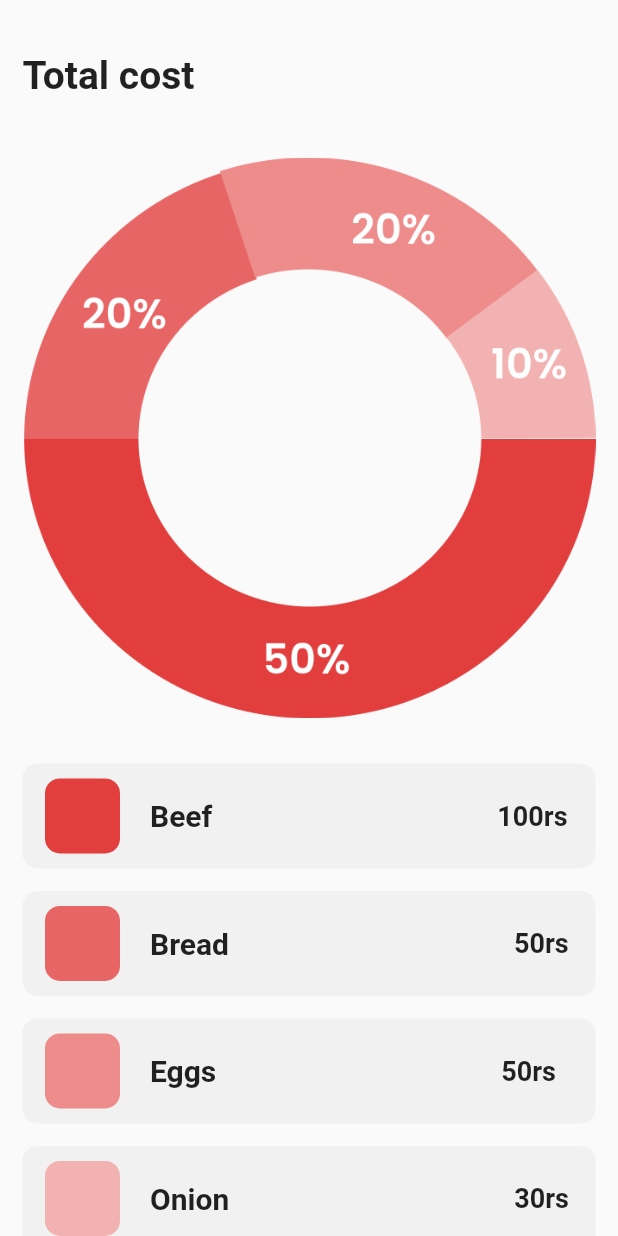
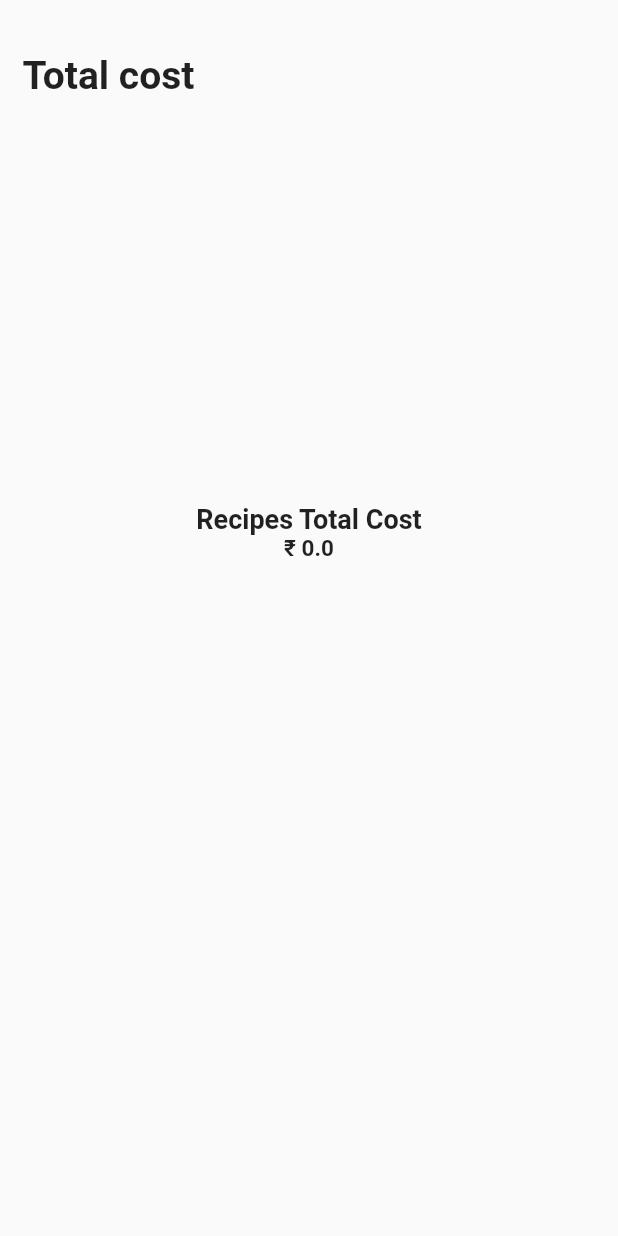
Before and after one commit to jassimpt/recipe_book, a Flutter app: the TotalCost screen opened directly, on a phone screen of 412 x 824 dp. Run offline on Flutter 3.47's test engine with Material 2 defaults, Android fonts, the phone set to English and light mode, and no system bars; drawn by our look-alikes of fl_chart; our stand-ins replace awesome_snackbar_content, dot_navigation_bar, dotted_border, hive, hive_flutter, image_picker and 2 more; accounts and stored records are empty.

Commit message:
completed chart and notifications project done

```diff
--- a/lib/db/functions/functions.dart
+++ b/lib/db/functions/functions.dart
@@ -1,5 +1,3 @@
-import 'package:flutter/material.dart';
-
 List notifications = [];
 
 void addNotification() {
--- a/lib/helpers/colors.dart
+++ b/lib/helpers/colors.dart
@@ -1,3 +1,5 @@
+import 'dart:math';
+
 import 'package:flutter/material.dart';
 
 // my colors
@@ -5,3 +7,7 @@ const Color boxgrey = Color(0xfff1f1f1);
 const Color usernamegrey = Color.fromARGB(255, 164, 163, 163);
 const Color outline = Color(0xFFD0DBEA);
 const Color boxcolor = Color.fromARGB(255, 240, 112, 103);
+
+Color getRandomColor() {
+  return Color((Random().nextDouble() * 0xFFFFFF).toInt()).withOpacity(1.0);
+}
--- a/lib/main.dart
+++ b/lib/main.dart
@@ -20,7 +20,7 @@ class MyApp extends StatelessWidget {
 
   @override
   Widget build(BuildContext context) {
-    return MaterialApp(
+    return const MaterialApp(
       home: Onboardingpage(),
       title: 'Recipe Book',
       debugShowCheckedModeBanner: false,
--- a/lib/pages/home.dart
+++ b/lib/pages/home.dart
@@ -390,7 +390,7 @@ class _HomepageState extends State<Homepage> {
                   child: Image(
                     image: data.image != null
                         ? FileImage(File(data.image!))
-                        : const AssetImage('assets/image/food.png')
+                        : const AssetImage('assets/images/no-image.jpg')
                             as ImageProvider,
                     fit: BoxFit.cover,
                   ),
--- a/lib/pages/total_cost.dart
+++ b/lib/pages/total_cost.dart
@@ -1,20 +1,23 @@
 import 'package:flutter/material.dart';
-import 'package:recipe_book/helpers/colors.dart';
+import 'package:recipe_book/db/functions/db_functions.dart';
+import 'package:recipe_book/db/model/data_model.dart';
 
-class TotalCost extends StatelessWidget {
-  const TotalCost({super.key});
+import 'package:recipe_book/utils/chart.dart';
+
+class TotalCost extends StatefulWidget {
+  const TotalCost({
+    Key? key,
+  }) : super(key: key);
 
   @override
+  State<TotalCost> createState() => _TotalCostState();
+}
+
+class _TotalCostState extends State<TotalCost> {
+  @override
   Widget build(BuildContext context) {
-    List<Color> colors1 = [
-      const Color(0xFFe23e3e),
-      const Color(0xFFe86565),
-      const Color(0xFFee8b8b),
-      const Color(0xFFf3b2b2),
-    ];
+    List<RecipeModel> recipes = recipeListNotifier.value;
 
-    List ingredients = ['Beef', 'Bread', 'Eggs', 'Onion'];
-    List price = ['100rs', '50rs', '50rs', '30rs'];
     return Scaffold(
       body: SafeArea(
         child: SingleChildScrollView(
@@ -26,66 +29,33 @@ class TotalCost extends StatelessWidget {
                 const SizedBox(
                   height: 20,
                 ),
-                const Text('Total cost',
-                    style:
-                        TextStyle(fontSize: 26, fontWeight: FontWeight.bold)),
+                const Text(
+                  'Total cost',
+                  style: TextStyle(fontSize: 26, fontWeight: FontWeight.bold),
+                ),
                 const SizedBox(
                   height: 40,
                 ),
-                Image.asset('assets/images/chart.png'),
-                const SizedBox(
-                  height: 30,
-                ),
-                ListView.builder(
-                  itemCount: 4,
-                  shrinkWrap: true,
-                  itemBuilder: (context, index) {
-                    return Column(
+                // Add Pie Chart here
+                Stack(
+                  alignment: Alignment.center,
+                  children: [
+                    Column(
                       children: [
-                        Container(
-                          height: 70,
-                          width: MediaQuery.of(context).size.width,
-                          decoration: const BoxDecoration(
-                              color: boxgrey,
-                              borderRadius:
-                                  BorderRadius.all(Radius.circular(10))),
-                          child: Row(
-                            children: [
-                              const SizedBox(
-                                width: 15,
-                              ),
-                              Container(
-                                width: 50,
-                                height: 50,
-                                decoration: BoxDecoration(
-                                    color: colors1[index],
-                                    borderRadius: const BorderRadius.all(
-                                        Radius.circular(10))),
-                              ),
-                              const SizedBox(
-                                width: 20,
-                              ),
-                              Text(
-                                ingredients[index],
-                                style: const TextStyle(
-                                    fontSize: 20, fontWeight: FontWeight.bold),
-                              ),
-                              const SizedBox(
-                                width: 190,
-                              ),
-                              Text(price[index],
-                                  style: const TextStyle(
-                                      fontSize: 18,
-                                      fontWeight: FontWeight.bold))
-                            ],
-                          ),
+                        const Text(
+                          'Recipes Total Cost',
+                          style: TextStyle(
+                              fontSize: 18, fontWeight: FontWeight.bold),
                         ),
-                        const SizedBox(
-                          height: 15,
+                        Text(
+                          '₹ ${calculateTotalCost(recipes)}',
+                          style: const TextStyle(
+                              fontSize: 15, fontWeight: FontWeight.bold),
                         )
                       ],
-                    );
-                  },
+                    ),
+                    chartScreen(recipes: recipes),
+                  ],
                 )
               ],
             ),
--- /dev/null
+++ b/lib/utils/chart.dart
@@ -0,0 +1,74 @@
+import 'dart:io';
+
+import 'package:fl_chart/fl_chart.dart';
+import 'package:flutter/material.dart';
+import 'package:recipe_book/db/model/data_model.dart';
+import 'package:recipe_book/helpers/colors.dart';
+
+class chartScreen extends StatelessWidget {
+  const chartScreen({
+    super.key,
+    required this.recipes,
+  });
+
+  final List<RecipeModel> recipes;
+
+  @override
+  Widget build(BuildContext context) {
+    return SizedBox(
+      height: 500,
+      child: PieChart(
+        PieChartData(
+          sections: List.generate(
+            recipes.length,
+            (index) {
+              double cost = double.parse(recipes[index].totalcost);
+              double totalCost = calculateTotalCost(recipes);
+              double percentage = (cost / totalCost) * 100;
+              final image = recipes[index].image;
+
+              return PieChartSectionData(
+                badgePositionPercentageOffset: 1.1,
+                titlePositionPercentageOffset: .4,
+                badgeWidget: ClipOval(
+                  child: SizedBox(
+                    width: 60,
+                    height: 60,
+                    child: Image(
+                      image: image != null
+                          ? FileImage(File(image))
+                          : const AssetImage('assets/images/food.png')
+                              as ImageProvider,
+                      fit: BoxFit.cover,
+                    ),
+                  ),
+                ),
+                color: getRandomColor(),
+                value: percentage,
+                title: '''₹ ${cost.toStringAsFixed(2)}
+    (${percentage.toStringAsFixed(2)}%)''',
+                radius: 80,
+                titleStyle: const TextStyle(
+                    fontSize: 12,
+                    fontWeight: FontWeight.bold,
+                    color: Colors.white),
+              );
+            },
+          ),
+          // borderData: FlBorderData(show: true),
+          sectionsSpace: 5,
+          centerSpaceRadius: 90,
+          startDegreeOffset: 0,
+        ),
+      ),
+    );
+  }
+}
+
+double calculateTotalCost(List<RecipeModel> recipes) {
+  double totalCost = 0;
+  for (var recipe in recipes) {
+    totalCost += double.parse(recipe.totalcost);
+  }
+  return totalCost;
+}
--- a/pubspec.yaml
+++ b/pubspec.yaml
@@ -32,6 +32,7 @@ dependencies:
   cupertino_icons: ^1.0.2
   dot_navigation_bar: ^1.0.2
   dotted_border: ^2.0.0+3
+  fl_chart: ^0.64.0
   flutter:
     sdk: flutter
   hive: ^2.2.3
```
Also changed, not shown: lib/pages/create_screen.dart (+6 -1 lines), lib/pages/splash.dart (+0 -21 lines), lib/pages/tutorial.dart (+3 -4 lines), lib/widgets/bottom_nav.dart (+8 -5 lines), pubspec.lock.
